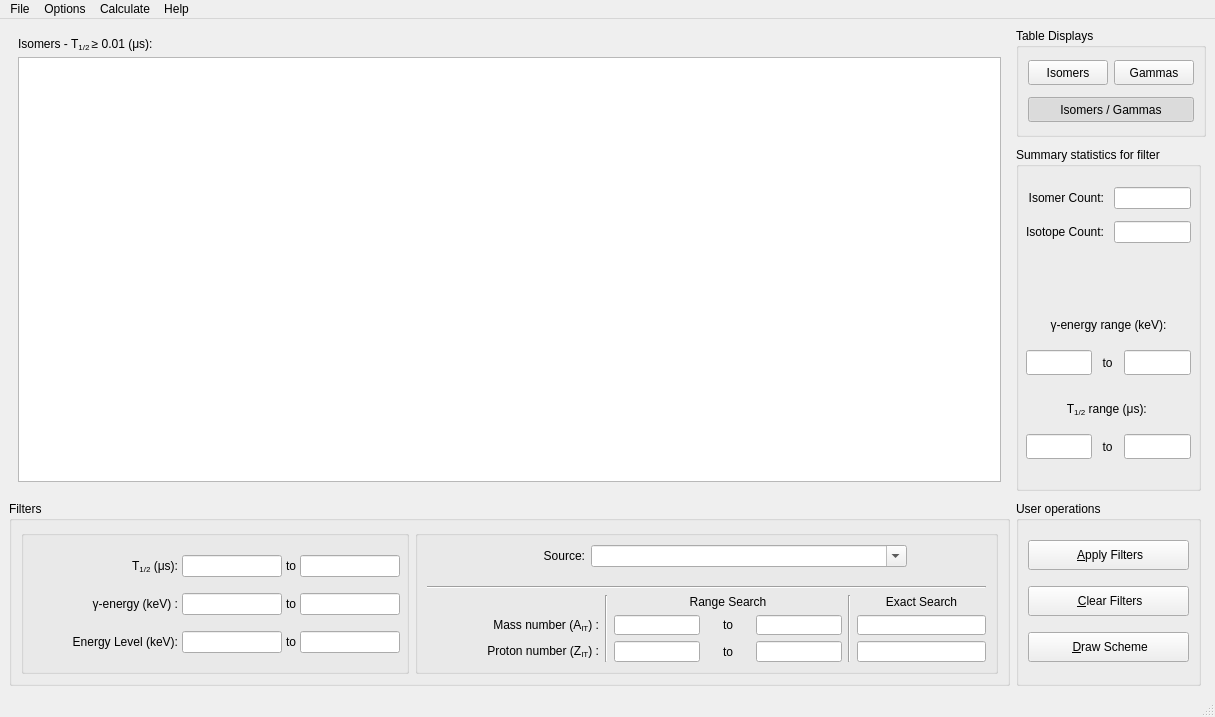
This is g_Isomer/w_IsomerAPI.ui in LISEcute/IsomerAPI as Qt 5 draws it before an edit. The edited form follows.
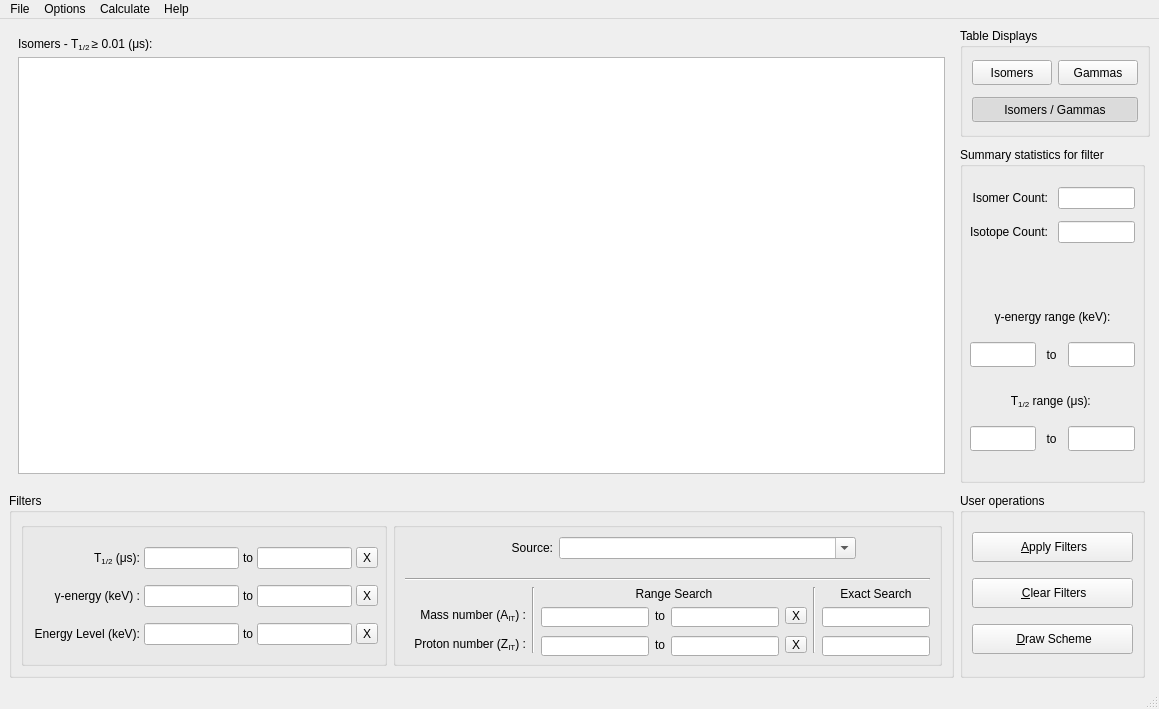
This is the edited form. Icons and pictures are not drawn.

What changed in the file:
```diff
--- a/g_Isomer/w_IsomerAPI.ui
+++ b/g_Isomer/w_IsomerAPI.ui
@@ -6,8 +6,8 @@
    <rect>
     <x>0</x>
     <y>0</y>
-    <width>1215</width>
-    <height>717</height>
+    <width>1159</width>
+    <height>709</height>
    </rect>
   </property>
   <property name="windowTitle">
@@ -824,7 +824,7 @@
          <property name="alignment">
           <set>Qt::AlignmentFlag::AlignCenter</set>
          </property>
-         <layout class="QGridLayout" name="gb_filterHouse1" columnstretch="3,0,0,0">
+         <layout class="QGridLayout" name="gb_filterHouse1" columnstretch="3,0,0,0,0,0">
           <property name="leftMargin">
            <number>10</number>
           </property>
@@ -840,51 +840,7 @@
           <property name="horizontalSpacing">
            <number>4</number>
           </property>
-          <item row="1" column="0">
-           <widget class="QLabel" name="label_5">
-            <property name="text">
-             <string>&amp;gamma;-energy (keV) :</string>
-            </property>
-            <property name="textFormat">
-             <enum>Qt::TextFormat::RichText</enum>
-            </property>
-            <property name="alignment">
-             <set>Qt::AlignmentFlag::AlignRight|Qt::AlignmentFlag::AlignTrailing|Qt::AlignmentFlag::AlignVCenter</set>
-            </property>
-           </widget>
-          </item>
-          <item row="0" column="1">
-           <widget class="QLineEdit" name="le_T121">
-            <property name="sizePolicy">
-             <sizepolicy hsizetype="Fixed" vsizetype="Fixed">
-              <horstretch>0</horstretch>
-              <verstretch>0</verstretch>
-             </sizepolicy>
-            </property>
-            <property name="minimumSize">
-             <size>
-              <width>60</width>
-              <height>0</height>
-             </size>
-            </property>
-            <property name="maximumSize">
-             <size>
-              <width>100</width>
-              <height>16777215</height>
-             </size>
-            </property>
-            <property name="inputMethodHints">
-             <set>Qt::InputMethodHint::ImhPreferNumbers</set>
-            </property>
-            <property name="alignment">
-             <set>Qt::AlignmentFlag::AlignCenter</set>
-            </property>
-            <property name="clearButtonEnabled">
-             <bool>true</bool>
-            </property>
-           </widget>
-          </item>
-          <item row="2" column="0">
+          <item row="3" column="0">
            <widget class="QLabel" name="label_6">
             <property name="text">
              <string>Energy Level (keV):</string>
@@ -894,38 +850,7 @@
             </property>
            </widget>
           </item>
-          <item row="2" column="3">
-           <widget class="QLineEdit" name="le_FINE2">
-            <property name="sizePolicy">
-             <sizepolicy hsizetype="Fixed" vsizetype="Fixed">
-              <horstretch>0</horstretch>
-              <verstretch>0</verstretch>
-             </sizepolicy>
-            </property>
-            <property name="minimumSize">
-             <size>
-              <width>60</width>
-              <height>0</height>
-             </size>
-            </property>
-            <property name="maximumSize">
-             <size>
-              <width>100</width>
-              <height>16777215</height>
-             </size>
-            </property>
-            <property name="inputMethodHints">
-             <set>Qt::InputMethodHint::ImhPreferNumbers</set>
-            </property>
-            <property name="alignment">
-             <set>Qt::AlignmentFlag::AlignCenter</set>
-            </property>
-            <property name="clearButtonEnabled">
-             <bool>true</bool>
-            </property>
-           </widget>
-          </item>
-          <item row="0" column="2">
+          <item row="0" column="3">
            <widget class="QLabel" name="label_3">
             <property name="text">
              <string>to</string>
@@ -935,48 +860,7 @@
             </property>
            </widget>
           </item>
-          <item row="1" column="2">
-           <widget class="QLabel" name="label_8">
-            <property name="text">
-             <string>to</string>
-            </property>
-            <property name="alignment">
-             <set>Qt::AlignmentFlag::AlignCenter</set>
-            </property>
-           </widget>
-          </item>
-          <item row="1" column="1">
-           <widget class="QLineEdit" name="le_GE1">
-            <property name="sizePolicy">
-             <sizepolicy hsizetype="Fixed" vsizetype="Fixed">
-              <horstretch>0</horstretch>
-              <verstretch>0</verstretch>
-             </sizepolicy>
-            </property>
-            <property name="minimumSize">
-             <size>
-              <width>60</width>
-              <height>0</height>
-             </size>
-            </property>
-            <property name="maximumSize">
-             <size>
-              <width>100</width>
-              <height>16777215</height>
-             </size>
-            </property>
-            <property name="inputMethodHints">
-             <set>Qt::InputMethodHint::ImhPreferNumbers</set>
-            </property>
-            <property name="alignment">
-             <set>Qt::AlignmentFlag::AlignCenter</set>
-            </property>
-            <property name="clearButtonEnabled">
-             <bool>true</bool>
-            </property>
-           </widget>
-          </item>
-          <item row="2" column="1">
+          <item row="3" column="2">
            <widget class="QLineEdit" name="le_FINE1">
             <property name="sizePolicy">
              <sizepolicy hsizetype="Fixed" vsizetype="Fixed">
@@ -1003,12 +887,12 @@
              <set>Qt::AlignmentFlag::AlignCenter</set>
             </property>
             <property name="clearButtonEnabled">
-             <bool>true</bool>
+             <bool>false</bool>
             </property>
            </widget>
           </item>
-          <item row="0" column="3">
-           <widget class="QLineEdit" name="le_T122">
+          <item row="3" column="4">
+           <widget class="QLineEdit" name="le_FINE2">
             <property name="sizePolicy">
              <sizepolicy hsizetype="Fixed" vsizetype="Fixed">
               <horstretch>0</horstretch>
@@ -1034,11 +918,42 @@
              <set>Qt::AlignmentFlag::AlignCenter</set>
             </property>
             <property name="clearButtonEnabled">
-             <bool>true</bool>
+             <bool>false</bool>
             </property>
            </widget>
           </item>
-          <item row="1" column="3">
+          <item row="2" column="2">
+           <widget class="QLineEdit" name="le_GE1">
+            <property name="sizePolicy">
+             <sizepolicy hsizetype="Fixed" vsizetype="Fixed">
+              <horstretch>0</horstretch>
+              <verstretch>0</verstretch>
+             </sizepolicy>
+            </property>
+            <property name="minimumSize">
+             <size>
+              <width>60</width>
+              <height>0</height>
+             </size>
+            </property>
+            <property name="maximumSize">
+             <size>
+              <width>100</width>
+              <height>16777215</height>
+             </size>
+            </property>
+            <property name="inputMethodHints">
+             <set>Qt::InputMethodHint::ImhPreferNumbers</set>
+            </property>
+            <property name="alignment">
+             <set>Qt::AlignmentFlag::AlignCenter</set>
+            </property>
+            <property name="clearButtonEnabled">
+             <bool>false</bool>
+            </property>
+           </widget>
+          </item>
+          <item row="2" column="4">
            <widget class="QLineEdit" name="le_GE2">
             <property name="sizePolicy">
              <sizepolicy hsizetype="Fixed" vsizetype="Fixed">
@@ -1065,7 +980,38 @@
              <set>Qt::AlignmentFlag::AlignCenter</set>
             </property>
             <property name="clearButtonEnabled">
-             <bool>true</bool>
+             <bool>false</bool>
+            </property>
+           </widget>
+          </item>
+          <item row="0" column="2">
+           <widget class="QLineEdit" name="le_T121">
+            <property name="sizePolicy">
+             <sizepolicy hsizetype="Fixed" vsizetype="Fixed">
+              <horstretch>0</horstretch>
+              <verstretch>0</verstretch>
+             </sizepolicy>
+            </property>
+            <property name="minimumSize">
+             <size>
+              <width>60</width>
+              <height>0</height>
+             </size>
+            </property>
+            <property name="maximumSize">
+             <size>
+              <width>100</width>
+              <height>16777215</height>
+             </size>
+            </property>
+            <property name="inputMethodHints">
+             <set>Qt::InputMethodHint::ImhPreferNumbers</set>
+            </property>
+            <property name="alignment">
+             <set>Qt::AlignmentFlag::AlignCenter</set>
+            </property>
+            <property name="clearButtonEnabled">
+             <bool>false</bool>
             </property>
            </widget>
           </item>
@@ -1082,7 +1028,7 @@
             </property>
            </widget>
           </item>
-          <item row="2" column="2">
+          <item row="3" column="3">
            <widget class="QLabel" name="label_9">
             <property name="text">
              <string>to</string>
@@ -1092,6 +1038,90 @@
             </property>
            </widget>
           </item>
+          <item row="2" column="3">
+           <widget class="QLabel" name="label_8">
+            <property name="text">
+             <string>to</string>
+            </property>
+            <property name="alignment">
+             <set>Qt::AlignmentFlag::AlignCenter</set>
+            </property>
+           </widget>
+          </item>
+          <item row="0" column="4">
+           <widget class="QLineEdit" name="le_T122">
+            <property name="sizePolicy">
+             <sizepolicy hsizetype="Fixed" vsizetype="Fixed">
+              <horstretch>0</horstretch>
+              <verstretch>0</verstretch>
+             </sizepolicy>
+            </property>
+            <property name="minimumSize">
+             <size>
+              <width>60</width>
+              <height>0</height>
+             </size>
+            </property>
+            <property name="maximumSize">
+             <size>
+              <width>100</width>
+              <height>16777215</height>
+             </size>
+            </property>
+            <property name="inputMethodHints">
+             <set>Qt::InputMethodHint::ImhPreferNumbers</set>
+            </property>
+            <property name="alignment">
+             <set>Qt::AlignmentFlag::AlignCenter</set>
+            </property>
+            <property name="clearButtonEnabled">
+             <bool>false</bool>
+            </property>
+           </widget>
+          </item>
+          <item row="2" column="0">
+           <widget class="QLabel" name="label_5">
+            <property name="text">
+             <string>&amp;gamma;-energy (keV) :</string>
+            </property>
+            <property name="textFormat">
+             <enum>Qt::TextFormat::RichText</enum>
+            </property>
+            <property name="alignment">
+             <set>Qt::AlignmentFlag::AlignRight|Qt::AlignmentFlag::AlignTrailing|Qt::AlignmentFlag::AlignVCenter</set>
+            </property>
+           </widget>
+          </item>
+          <item row="2" column="5">
+           <widget class="QToolButton" name="tb_clearEGAM">
+            <property name="toolTip">
+             <string>Clear E&lt;sub&gt;&amp;gamma;&lt;/sub&gt; Range</string>
+            </property>
+            <property name="text">
+             <string>X</string>
+            </property>
+           </widget>
+          </item>
+          <item row="0" column="5">
+           <widget class="QToolButton" name="tb_clearT12">
+            <property name="toolTip">
+             <string>Clear T&lt;sub&gt;1/2&lt;/sub&gt; Range</string>
+            </property>
+            <property name="text">
+             <string>X</string>
+            </property>
+           </widget>
+          </item>
+          <item row="3" column="5">
+           <widget class="QToolButton" name="tb_clearELVL">
+            <property name="toolTip">
+             <string>Clear E&lt;sub&gt;lvl&lt;/sub&gt; Range</string>
+            </property>
+            <property name="text">
+             <string>X</string>
+            </property>
+           </widget>
+          </item>
          </layout>
         </widget>
        </item>
@@ -1162,8 +1192,90 @@
            </widget>
           </item>
           <item>
-           <layout class="QGridLayout" name="gridLayout" columnstretch="4,0,2,1,2,0,3">
-            <item row="1" column="6">
+           <layout class="QGridLayout" name="gridLayout" columnstretch="4,0,0,0,0,0,0,0">
+            <item row="3" column="4">
+             <widget class="QLineEdit" name="le_numZ2">
+              <property name="sizePolicy">
+               <sizepolicy hsizetype="Expanding" vsizetype="Preferred">
+                <horstretch>0</horstretch>
+                <verstretch>0</verstretch>
+               </sizepolicy>
+              </property>
+              <property name="minimumSize">
+               <size>
+                <width>0</width>
+                <height>20</height>
+               </size>
+              </property>
+              <property name="alignment">
+               <set>Qt::AlignmentFlag::AlignCenter</set>
+              </property>
+              <property name="clearButtonEnabled">
+               <bool>false</bool>
+              </property>
+             </widget>
+            </item>
+            <item row="1" column="2">
+             <widget class="QLineEdit" name="le_numA1">
+              <property name="sizePolicy">
+               <sizepolicy hsizetype="Expanding" vsizetype="Preferred">
+                <horstretch>0</horstretch>
+                <verstretch>0</verstretch>
+               </sizepolicy>
+              </property>
+              <property name="minimumSize">
+               <size>
+                <width>0</width>
+                <height>20</height>
+               </size>
+              </property>
+              <property name="inputMethodHints">
+               <set>Qt::InputMethodHint::ImhPreferNumbers</set>
+              </property>
+              <property name="alignment">
+               <set>Qt::AlignmentFlag::AlignCenter</set>
+              </property>
+              <property name="clearButtonEnabled">
+               <bool>false</bool>
+              </property>
+             </widget>
+            </item>
+            <item row="3" column="7">
+             <widget class="QLineEdit" name="le_numZ0">
+              <property name="sizePolicy">
+               <sizepolicy hsizetype="Expanding" vsizetype="Preferred">
+                <horstretch>0</horstretch>
+                <verstretch>0</verstretch>
+               </sizepolicy>
+              </property>
+              <property name="minimumSize">
+               <size>
+                <width>0</width>
+                <height>20</height>
+               </size>
+              </property>
+              <property name="inputMethodHints">
+               <set>Qt::InputMethodHint::ImhNone</set>
+              </property>
+              <property name="alignment">
+               <set>Qt::AlignmentFlag::AlignCenter</set>
+              </property>
+              <property name="clearButtonEnabled">
+               <bool>false</bool>
+              </property>
+             </widget>
+            </item>
+            <item row="3" column="3">
+             <widget class="QLabel" name="label_16">
+              <property name="text">
+               <string>to</string>
+              </property>
+              <property name="alignment">
+               <set>Qt::AlignmentFlag::AlignCenter</set>
+              </property>
+             </widget>
+            </item>
+            <item row="1" column="7">
              <widget class="QLineEdit" name="le_numA0">
               <property name="enabled">
                <bool>true</bool>
@@ -1187,14 +1299,41 @@
                <set>Qt::AlignmentFlag::AlignCenter</set>
               </property>
               <property name="clearButtonEnabled">
-               <bool>true</bool>
+               <bool>false</bool>
               </property>
              </widget>
             </item>
-            <item row="0" column="2" colspan="3">
-             <widget class="QLabel" name="label_4">
+            <item row="0" column="1" rowspan="4">
+             <widget class="Line" name="line">
+              <property name="orientation">
+               <enum>Qt::Orientation::Vertical</enum>
+              </property>
+             </widget>
+            </item>
+            <item row="1" column="5">
+             <widget class="QToolButton" name="tb_clearA">
+              <property name="toolTip">
+               <string>Clear A Range</string>
+              </property>
               <property name="text">
-               <string>Range Search</string>
+               <string>X</string>
+              </property>
+             </widget>
+            </item>
+            <item row="3" column="5">
+             <widget class="QToolButton" name="tb_clearZ">
+              <property name="toolTip">
+               <string>Clear Z Range</string>
+              </property>
+              <property name="text">
+               <string>X</string>
+              </property>
+             </widget>
+            </item>
+            <item row="1" column="3">
+             <widget class="QLabel" name="label_14">
+              <property name="text">
+               <string>to</string>
               </property>
               <property name="alignment">
                <set>Qt::AlignmentFlag::AlignCenter</set>
@@ -1222,7 +1361,49 @@
                <set>Qt::AlignmentFlag::AlignCenter</set>
               </property>
               <property name="clearButtonEnabled">
-               <bool>true</bool>
+               <bool>false</bool>
+              </property>
+             </widget>
+            </item>
+            <item row="3" column="0">
+             <widget class="QLabel" name="label_15">
+              <property name="text">
+               <string>Proton number (Z&lt;sub&gt;IT&lt;/sub&gt;) :</string>
+              </property>
+              <property name="alignment">
+               <set>Qt::AlignmentFlag::AlignRight|Qt::AlignmentFlag::AlignTrailing|Qt::AlignmentFlag::AlignVCenter</set>
+              </property>
+             </widget>
+            </item>
+            <item row="3" column="2">
+             <widget class="QLineEdit" name="le_numZ1">
+              <property name="sizePolicy">
+               <sizepolicy hsizetype="Expanding" vsizetype="Preferred">
+                <horstretch>0</horstretch>
+                <verstretch>0</verstretch>
+               </sizepolicy>
+              </property>
+              <property name="minimumSize">
+               <size>
+                <width>0</width>
+                <height>20</height>
+               </size>
+              </property>
+              <property name="alignment">
+               <set>Qt::AlignmentFlag::AlignCenter</set>
+              </property>
+              <property name="clearButtonEnabled">
+               <bool>false</bool>
+              </property>
+             </widget>
+            </item>
+            <item row="0" column="7">
+             <widget class="QLabel" name="label_17">
+              <property name="text">
+               <string>Exact Search</string>
+              </property>
+              <property name="alignment">
+               <set>Qt::AlignmentFlag::AlignCenter</set>
               </property>
              </widget>
             </item>
@@ -1236,154 +1417,23 @@
               </property>
              </widget>
             </item>
-            <item row="0" column="5" rowspan="3">
+            <item row="0" column="6" rowspan="4">
              <widget class="Line" name="line_3">
               <property name="orientation">
                <enum>Qt::Orientation::Vertical</enum>
               </property>
              </widget>
             </item>
-            <item row="0" column="6">
-             <widget class="QLabel" name="label_17">
+            <item row="0" column="2" colspan="4">
+             <widget class="QLabel" name="label_4">
               <property name="text">
-               <string>Exact Search</string>
+               <string>Range Search</string>
               </property>
               <property name="alignment">
                <set>Qt::AlignmentFlag::AlignCenter</set>
               </property>
              </widget>
             </item>
-            <item row="1" column="3">
-             <widget class="QLabel" name="label_14">
-              <property name="text">
-               <string>to</string>
-              </property>
-              <property name="alignment">
-               <set>Qt::AlignmentFlag::AlignCenter</set>
-              </property>
-             </widget>
-            </item>
-            <item row="2" column="6">
-             <widget class="QLineEdit" name="le_numZ0">
-              <property name="sizePolicy">
-               <sizepolicy hsizetype="Expanding" vsizetype="Preferred">
-                <horstretch>0</horstretch>
-                <verstretch>0</verstretch>
-               </sizepolicy>
-              </property>
-              <property name="minimumSize">
-               <size>
-                <width>0</width>
-                <height>20</height>
-               </size>
-              </property>
-              <property name="inputMethodHints">
-               <set>Qt::InputMethodHint::ImhNone</set>
-              </property>
-              <property name="alignment">
-               <set>Qt::AlignmentFlag::AlignCenter</set>
-              </property>
-              <property name="clearButtonEnabled">
-               <bool>true</bool>
-              </property>
-             </widget>
-            </item>
-            <item row="2" column="2">
-             <widget class="QLineEdit" name="le_numZ1">
-              <property name="sizePolicy">
-               <sizepolicy hsizetype="Expanding" vsizetype="Preferred">
-                <horstretch>0</horstretch>
-                <verstretch>0</verstretch>
-               </sizepolicy>
-              </property>
-              <property name="minimumSize">
-               <size>
-                <width>0</width>
-                <height>20</height>
-               </size>
-              </property>
-              <property name="alignment">
-               <set>Qt::AlignmentFlag::AlignCenter</set>
-              </property>
-              <property name="clearButtonEnabled">
-               <bool>true</bool>
-              </property>
-             </widget>
-            </item>
-            <item row="2" column="4">
-             <widget class="QLineEdit" name="le_numZ2">
-              <property name="sizePolicy">
-               <sizepolicy hsizetype="Expanding" vsizetype="Preferred">
-                <horstretch>0</horstretch>
-                <verstretch>0</verstretch>
-               </sizepolicy>
-              </property>
-              <property name="minimumSize">
-               <size>
-                <width>0</width>
-                <height>20</height>
-               </size>
-              </property>
-              <property name="alignment">
-               <set>Qt::AlignmentFlag::AlignCenter</set>
-              </property>
-              <property name="clearButtonEnabled">
-               <bool>true</bool>
-              </property>
-             </widget>
-            </item>
-            <item row="2" column="3">
-             <widget class="QLabel" name="label_16">
-              <property name="text">
-               <string>to</string>
-              </property>
-              <property name="alignment">
-               <set>Qt::AlignmentFlag::AlignCenter</set>
-              </property>
-             </widget>
-            </item>
-            <item row="1" column="2">
-             <widget class="QLineEdit" name="le_numA1">
-              <property name="sizePolicy">
-               <sizepolicy hsizetype="Expanding" vsizetype="Preferred">
-                <horstretch>0</horstretch>
-                <verstretch>0</verstretch>
-               </sizepolicy>
-              </property>
-              <property name="minimumSize">
-               <size>
-                <width>0</width>
-                <height>20</height>
-               </size>
-              </property>
-              <property name="inputMethodHints">
-               <set>Qt::InputMethodHint::ImhPreferNumbers</set>
-              </property>
-              <property name="alignment">
-               <set>Qt::AlignmentFlag::AlignCenter</set>
-              </property>
-              <property name="clearButtonEnabled">
-               <bool>true</bool>
-              </property>
-             </widget>
-            </item>
-            <item row="2" column="0">
-             <widget class="QLabel" name="label_15">
-              <property name="text">
-               <string>Proton number (Z&lt;sub&gt;IT&lt;/sub&gt;) :</string>
-              </property>
-              <property name="alignment">
-               <set>Qt::AlignmentFlag::AlignRight|Qt::AlignmentFlag::AlignTrailing|Qt::AlignmentFlag::AlignVCenter</set>
-              </property>
-             </widget>
-            </item>
-            <item row="0" column="1" rowspan="3">
-             <widget class="Line" name="line">
-              <property name="orientation">
-               <enum>Qt::Orientation::Vertical</enum>
-              </property>
-             </widget>
-            </item>
            </layout>
           </item>
          </layout>
@@ -1519,7 +1569,7 @@
     <rect>
      <x>0</x>
      <y>0</y>
-     <width>1215</width>
+     <width>1159</width>
      <height>21</height>
     </rect>
    </property>
```
Left out of the diff: 1318 changed lines with no effect on the pictures.
